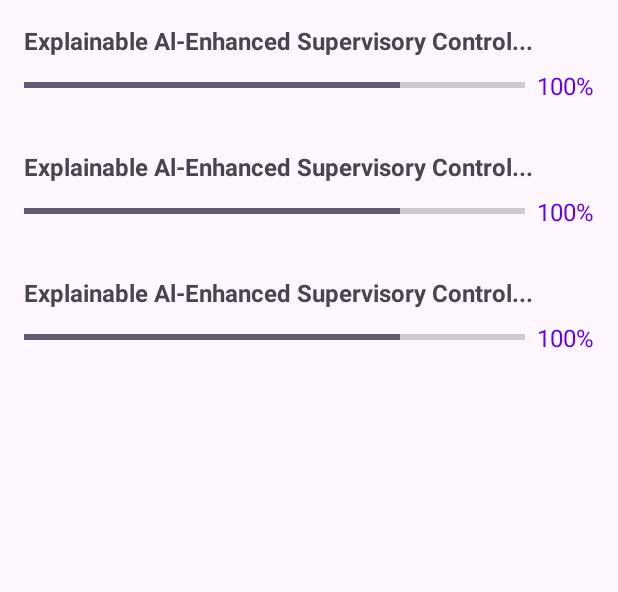
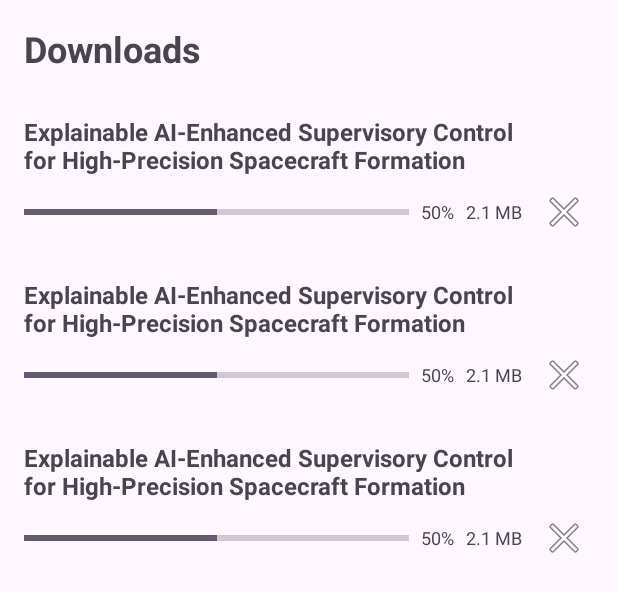
Before and after one commit to SiPhung953/Lianac, an Android app: the layout fragment_download.xml on its own in the app's theme, with its tools: preview values and no code run, on a phone screen of 412 x 824 dp. Shown: the top 592 px of the screen. Run offline under Robolectric (Android 15) with nearby library versions, the phone set to English and light mode, and no system bars.

Commit message:
Download Dummy Entry

```diff
--- a/app/src/main/AndroidManifest.xml
+++ b/app/src/main/AndroidManifest.xml
@@ -16,7 +16,6 @@
             android:exported="true">
             <intent-filter>
                 <action android:name="android.intent.action.MAIN" />
-
                 <category android:name="android.intent.category.LAUNCHER" />
             </intent-filter>
         </activity>
--- /dev/null
+++ b/app/src/main/res/drawable/divider_line.xml
@@ -0,0 +1,6 @@
+<?xml version="1.0" encoding="utf-8"?>
+<shape xmlns:android="http://schemas.android.com/apk/res/android"
+    android:shape="rectangle">
+    <size android:height="1dp" />
+    <solid android:color="#E0E0E0" />
+</shape>
--- a/app/src/main/res/layout/activity_main.xml
+++ b/app/src/main/res/layout/activity_main.xml
@@ -1,9 +1,9 @@
 <?xml version="1.0" encoding="utf-8"?>
-<FrameLayout
-    xmlns:android="http://schemas.android.com/apk/res/android"
+<FrameLayout xmlns:android="http://schemas.android.com/apk/res/android"
+    xmlns:tools="http://schemas.android.com/tools"
     android:id="@+id/fragment_container"
     android:layout_width="match_parent"
     android:layout_height="match_parent"
-    android:background="?android:attr/windowBackground" >
+    tools:context="vn.edu.lianac.MainActivity">
 
 </FrameLayout>
--- a/app/src/main/res/layout/fragment_download.xml
+++ b/app/src/main/res/layout/fragment_download.xml
@@ -1,20 +1,28 @@
 <?xml version="1.0" encoding="utf-8"?>
-<androidx.constraintlayout.widget.ConstraintLayout
-    xmlns:android="http://schemas.android.com/apk/res/android"
-    xmlns:app="http://schemas.android.com/apk/res-auto"
+<LinearLayout xmlns:android="http://schemas.android.com/apk/res/android"
     xmlns:tools="http://schemas.android.com/tools"
     android:layout_width="match_parent"
     android:layout_height="match_parent"
-    tools:context=".DownloadFragment">
+    android:orientation="vertical"
+    tools:context=".downloads.DownloadFragment">
+
+    <TextView
+        android:id="@+id/tv_header_download"
+        android:layout_width="match_parent"
+        android:layout_height="wrap_content"
+        android:text="@string/download_title"
+        android:textSize="24sp"
+        android:padding="16dp"
+        android:textStyle="bold"
+        android:background="?attr/colorSurface" />
 
     <androidx.recyclerview.widget.RecyclerView
-        android:id="@+id/DownloadRecyclerView"
-        app:layout_constraintBottom_toBottomOf="parent"
-        app:layout_constraintEnd_toEndOf="parent"
-        app:layout_constraintStart_toStartOf="parent"
-        app:layout_constraintTop_toTopOf="parent"
-        android:layout_width="0dp"
-        android:layout_height="0dp"
-        tools:listitem="@layout/item_download"/>
+        android:id="@+id/recycler_view_downloads"
+        android:layout_width="match_parent"
+        android:layout_height="match_parent"
+        android:paddingStart="16dp"
+        android:paddingEnd="16dp"
+        android:clipToPadding="false"
+        tools:listitem="@layout/item_download" />
 
-</androidx.constraintlayout.widget.ConstraintLayout>
+</LinearLayout>
--- a/app/src/main/res/layout/item_download.xml
+++ b/app/src/main/res/layout/item_download.xml
@@ -1,43 +1,62 @@
 <?xml version="1.0" encoding="utf-8"?>
-<LinearLayout
-    xmlns:android="http://schemas.android.com/apk/res/android"
+<LinearLayout xmlns:android="http://schemas.android.com/apk/res/android"
+    xmlns:tools="http://schemas.android.com/tools"
     android:layout_width="match_parent"
     android:layout_height="wrap_content"
     android:orientation="vertical"
-    android:padding="16dp">
+    android:paddingTop="12dp"
+    android:paddingBottom="12dp">
 
     <TextView
-        android:id="@+id/text_file_name"
+        android:id="@+id/tv_research_name"
         android:layout_width="match_parent"
         android:layout_height="wrap_content"
+        android:maxLines="2"
+        android:ellipsize="end"
         android:textSize="16sp"
+        android:layout_marginEnd="48dp"
         android:textStyle="bold"
-        android:text="Explainable Al-Enhanced Supervisory Control..." />
+        tools:text="Explainable AI-Enhanced Supervisory Control for High-Precision Spacecraft Formation" />
 
     <LinearLayout
         android:layout_width="match_parent"
         android:layout_height="wrap_content"
         android:orientation="horizontal"
         android:gravity="center_vertical"
-        android:layout_marginTop="8dp">
+        android:layout_marginTop="4dp">
 
         <ProgressBar
-            android:id="@+id/progress_download_bar"
+            android:id="@+id/progress_bar_download"
             style="@style/Widget.AppCompat.ProgressBar.Horizontal"
             android:layout_width="0dp"
             android:layout_height="wrap_content"
             android:layout_weight="1"
-            android:max="100"
-            android:progress="75"
-            android:layout_marginEnd="8dp" />
+            android:progress="50" />
 
         <TextView
-            android:id="@+id/text_percentage"
+            android:id="@+id/tv_download_percentage"
             android:layout_width="wrap_content"
             android:layout_height="wrap_content"
-            android:textSize="16sp"
-            android:text="100%"
-            android:textColor="@color/design_default_color_primary" />
+            android:textSize="12sp"
+            android:layout_marginStart="8dp"
+            tools:text="50%" />
+
+        <TextView
+            android:id="@+id/tv_file_size"
+            android:layout_width="wrap_content"
+            android:layout_height="wrap_content"
+            android:textSize="12sp"
+            android:layout_marginStart="8dp"
+            tools:text="2.1 MB" />
+
+        <ImageButton
+            android:id="@+id/btn_action"
+            android:layout_width="40dp"
+            android:layout_height="40dp"
+            android:background="?attr/selectableItemBackgroundBorderless"
+            android:contentDescription="Action button for download item"
+            android:layout_marginStart="8dp"
+            tools:src="@android:drawable/ic_menu_close_clear_cancel" />
 
     </LinearLayout>
 
```
Also changed, not shown: app/src/main/java/vn/edu/lianac/DownloadAdapter.java (added, +121 -0 lines), app/src/main/java/vn/edu/lianac/DownloadFragment.java (+53 -10 lines), app/src/main/java/vn/edu/lianac/DownloadItem.java (added, +48 -0 lines), app/src/main/java/vn/edu/lianac/DownloadItemDecoration.java (added, +41 -0 lines), app/src/main/java/vn/edu/lianac/DownloadState.java (added, +9 -0 lines), app/src/main/java/vn/edu/lianac/DownloadViewModel.java (added, +128 -0 lines), app/src/main/java/vn/edu/lianac/MainActivity.java (+8 -3 lines), app/src/main/res/values/strings.xml (+21 -18 lines), 1 other file.
